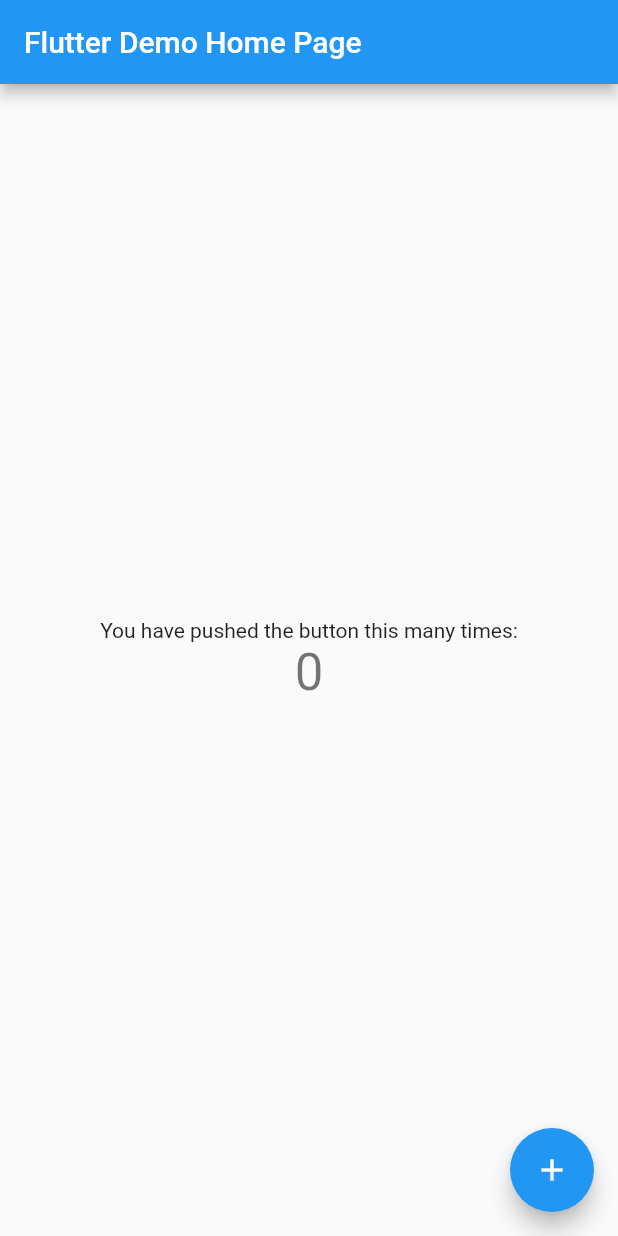
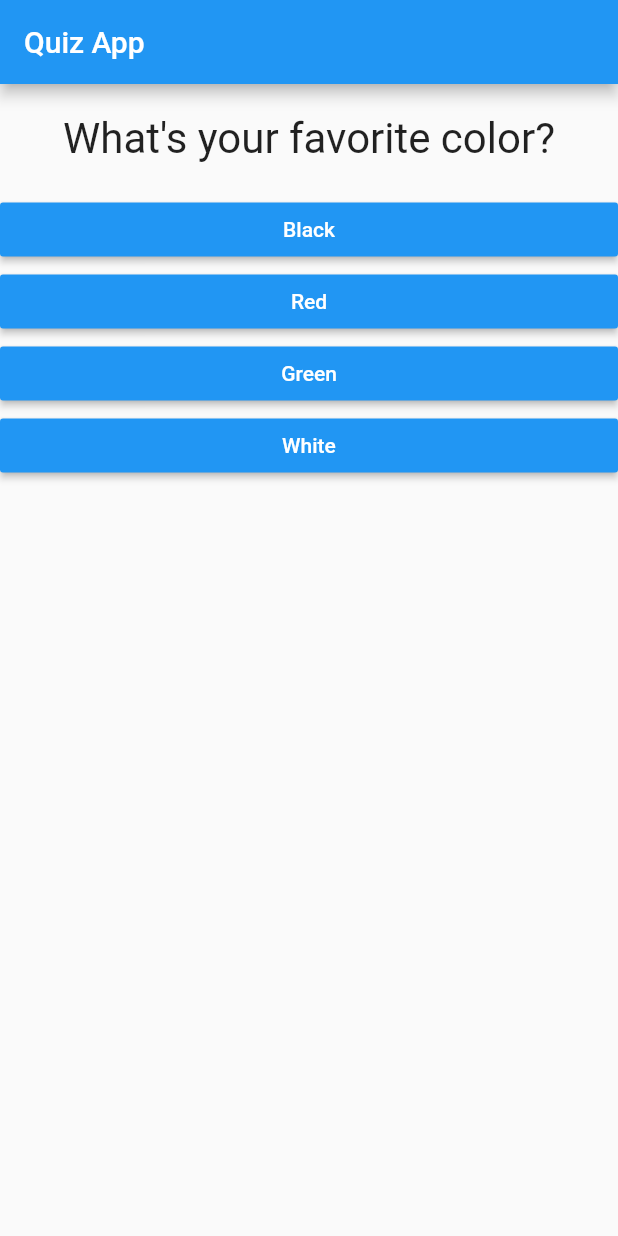
Before and after one commit to franklaercio/quiz, a Flutter app: the screen it shows after launch, on a phone screen of 412 x 824 dp. Run offline on Flutter 3.47's test engine with Material 2 defaults, Android fonts, the phone set to English and light mode, and no system bars.

Commit message:
Create questions and answers

```diff
--- /dev/null
+++ b/lib/answer.dart
@@ -0,0 +1,21 @@
+import 'package:flutter/material.dart';
+
+class Answer extends StatelessWidget {
+  final Function selectHandler;
+  final String answerText;
+
+  Answer(this.selectHandler, this.answerText);
+
+  @override
+  Widget build(BuildContext context) {
+    return Container(
+      width: double.infinity,
+      child: RaisedButton(
+        child: Text(this.answerText),
+        textColor: Colors.white,
+        color: Colors.blue,
+        onPressed: selectHandler,
+      ),
+    );
+  }
+}
--- a/lib/main.dart
+++ b/lib/main.dart
@@ -1,117 +1,83 @@
 import 'package:flutter/material.dart';
+import 'package:quiz_app/quiz.dart';
+import 'package:quiz_app/result.dart';
 
-void main() {
-  runApp(MyApp());
+void main() => runApp(MyApp());
+
+class MyApp extends StatefulWidget {
+  @override
+  _MyAppState createState() => _MyAppState();
 }
 
-class MyApp extends StatelessWidget {
-  // This widget is the root of your application.
-  @override
-  Widget build(BuildContext context) {
-    return MaterialApp(
-      title: 'Flutter Demo',
-      theme: ThemeData(
-        // This is the theme of your application.
-        //
-        // Try running your application with "flutter run". You'll see the
-        // application has a blue toolbar. Then, without quitting the app, try
-        // changing the primarySwatch below to Colors.green and then invoke
-        // "hot reload" (press "r" in the console where you ran "flutter run",
-        // or simply save your changes to "hot reload" in a Flutter IDE).
-        // Notice that the counter didn't reset back to zero; the application
-        // is not restarted.
-        primarySwatch: Colors.blue,
-        // This makes the visual density adapt to the platform that you run
-        // the app on. For desktop platforms, the controls will be smaller and
-        // closer together (more dense) than on mobile platforms.
-        visualDensity: VisualDensity.adaptivePlatformDensity,
-      ),
-      home: MyHomePage(title: 'Flutter Demo Home Page'),
-    );
+class _MyAppState extends State<MyApp> {
+  final _questions = const [
+    {
+      'questionText': 'What\'s your favorite color?',
+      'answers': [
+        {'text': 'Black', 'score': 10},
+        {'text': 'Red', 'score': 5},
+        {'text': 'Green', 'score': 3},
+        {'text': 'White', 'score': 1},
+      ]
+    },
+    {
+      'questionText': 'What\'s your favorite animal?',
+      'answers': [
+        {'text': 'Rabbit', 'score': 1},
+        {'text': 'Snake', 'score': 5},
+        {'text': 'Elephant', 'score': 3},
+        {'text': 'Lion', 'score': 10}
+      ]
+    },
+    {
+      'questionText': 'What\'s your favorite movie?',
+      'answers': [
+        {'text': 'Star Wars', 'score': 10},
+        {'text': 'Lord of the kings', 'score': 5},
+        {'text': 'Harry Potter', 'score': 3},
+        {'text': 'Blue Lake', 'score': 1}
+      ]
+    },
+  ];
+
+  var _questionIndex = 0;
+  var _totalScore = 0;
+
+  void _resetQuiz() {
+    setState(() {
+      _questionIndex = 0;
+      _totalScore = 0;
+    });
   }
-}
 
-class MyHomePage extends StatefulWidget {
-  MyHomePage({Key key, this.title}) : super(key: key);
+  void _answerQuestion(int score) {
+    _totalScore += score;
 
-  // This widget is the home page of your application. It is stateful, meaning
-  // that it has a State object (defined below) that contains fields that affect
-  // how it looks.
-
-  // This class is the configuration for the state. It holds the values (in this
-  // case the title) provided by the parent (in this case the App widget) and
-  // used by the build method of the State. Fields in a Widget subclass are
-  // always marked "final".
-
-  final String title;
-
-  @override
-  _MyHomePageState createState() => _MyHomePageState();
-}
-
-class _MyHomePageState extends State<MyHomePage> {
-  int _counter = 0;
-
-  void _incrementCounter() {
     setState(() {
-      // This call to setState tells the Flutter framework that something has
-      // changed in this State, which causes it to rerun the build method below
-      // so that the display can reflect the updated values. If we changed
-      // _counter without calling setState(), then the build method would not be
-      // called again, and so nothing would appear to happen.
-      _counter++;
+      _questionIndex = _questionIndex + 1;
     });
+    print(_questionIndex);
+    if (_questionIndex < _questions.length) {
+      print('We have more questions!');
+    } else {
+      print('No more questions!');
+    }
   }
 
   @override
   Widget build(BuildContext context) {
-    // This method is rerun every time setState is called, for instance as done
-    // by the _incrementCounter method above.
-    //
-    // The Flutter framework has been optimized to make rerunning build methods
-    // fast, so that you can just rebuild anything that needs updating rather
-    // than having to individually change instances of widgets.
-    return Scaffold(
-      appBar: AppBar(
-        // Here we take the value from the MyHomePage object that was created by
-        // the App.build method, and use it to set our appbar title.
-        title: Text(widget.title),
+    return MaterialApp(
+      home: Scaffold(
+        appBar: AppBar(
+          title: Text('Quiz App'),
+        ),
+        body: _questionIndex < _questions.length
+            ? Quiz(
+                answerQuestion: _answerQuestion,
+                questionIndex: _questionIndex,
+                questions: _questions)
+            : Result(_totalScore, _resetQuiz),
       ),
-      body: Center(
-        // Center is a layout widget. It takes a single child and positions it
-        // in the middle of the parent.
-        child: Column(
-          // Column is also a layout widget. It takes a list of children and
-          // arranges them vertically. By default, it sizes itself to fit its
-          // children horizontally, and tries to be as tall as its parent.
-          //
-          // Invoke "debug painting" (press "p" in the console, choose the
-          // "Toggle Debug Paint" action from the Flutter Inspector in Android
-          // Studio, or the "Toggle Debug Paint" command in Visual Studio Code)
-          // to see the wireframe for each widget.
-          //
-          // Column has various properties to control how it sizes itself and
-          // how it positions its children. Here we use mainAxisAlignment to
-          // center the children vertically; the main axis here is the vertical
-          // axis because Columns are vertical (the cross axis would be
-          // horizontal).
-          mainAxisAlignment: MainAxisAlignment.center,
-          children: <Widget>[
-            Text(
-              'You have pushed the button this many times:',
-            ),
-            Text(
-              '$_counter',
-              style: Theme.of(context).textTheme.headline4,
-            ),
-          ],
-        ),
-      ),
-      floatingActionButton: FloatingActionButton(
-        onPressed: _incrementCounter,
-        tooltip: 'Increment',
-        child: Icon(Icons.add),
-      ), // This trailing comma makes auto-formatting nicer for build methods.
     );
   }
 }
--- /dev/null
+++ b/lib/question.dart
@@ -0,0 +1,20 @@
+import 'package:flutter/material.dart';
+
+class Question extends StatelessWidget {
+  final String questionText;
+
+  Question(this.questionText);
+
+  @override
+  Widget build(BuildContext context) {
+    return Container(
+      width: double.infinity,
+      margin: EdgeInsets.all(20),
+      child: Text(
+        questionText,
+        style: TextStyle(fontSize: 28),
+        textAlign: TextAlign.center,
+      ),
+    );
+  }
+}
--- /dev/null
+++ b/lib/quiz.dart
@@ -0,0 +1,27 @@
+import 'package:flutter/material.dart';
+import 'package:quiz_app/question.dart';
+import 'package:quiz_app/answer.dart';
+
+class Quiz extends StatelessWidget {
+  final List<Map<String, Object>> questions;
+  final int questionIndex;
+  final Function answerQuestion;
+
+  Quiz(
+      {@required this.questions,
+      @required this.answerQuestion,
+      @required this.questionIndex});
+
+  @override
+  Widget build(BuildContext context) {
+    return Column(
+      children: [
+        Question(questions[questionIndex]['questionText']),
+        ...(questions[questionIndex]['answers'] as List<Map<String, Object>>)
+            .map((answer) {
+          return Answer(() => answerQuestion(answer['score']), answer['text']);
+        }).toList()
+      ],
+    );
+  }
+}
```
Also changed, not shown: lib/result.dart (added, +42 -0 lines), pubspec.lock.
